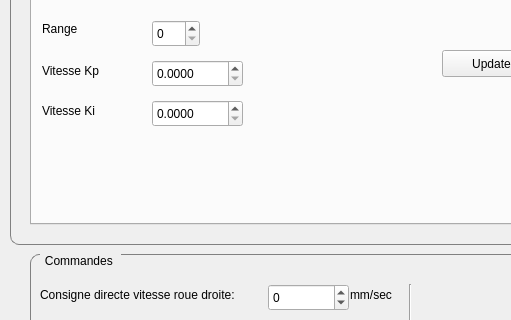
First picture: the form in plugins/AsservStream/asservstreamcontrolpanel.ui, repository EsialRobotik/PlotJuggler, before the edit; both pictures show x 0 to 511 and y 93 to 413 of the 921 by 817 pixel window.
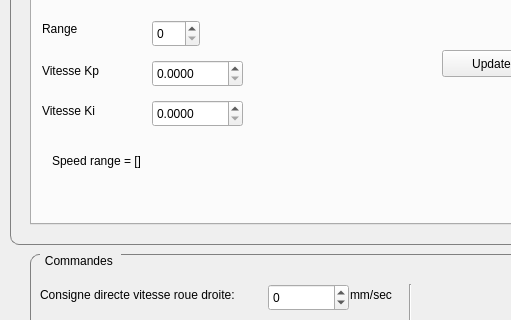
Second picture: the form after the edit.

Commit message: Retrieve config from the board

What changed in the file:
```diff
--- a/plugins/AsservStream/asservstreamcontrolpanel.ui
+++ b/plugins/AsservStream/asservstreamcontrolpanel.ui
@@ -266,6 +266,19 @@
         <number>2</number>
        </property>
       </widget>
+      <widget class="QLabel" name="vitesse_droite_range_lb">
+       <property name="geometry">
+        <rect>
+         <x>20</x>
+         <y>160</y>
+         <width>351</width>
+         <height>21</height>
+        </rect>
+       </property>
+       <property name="text">
+        <string>Speed range = []</string>
+       </property>
+      </widget>
      </widget>
      <widget class="QWidget" name="tab_distance">
       <attribute name="title">
```
Left out of the diff: 13 changed lines with no effect on the pictures. The commit also changes 2 other files.
